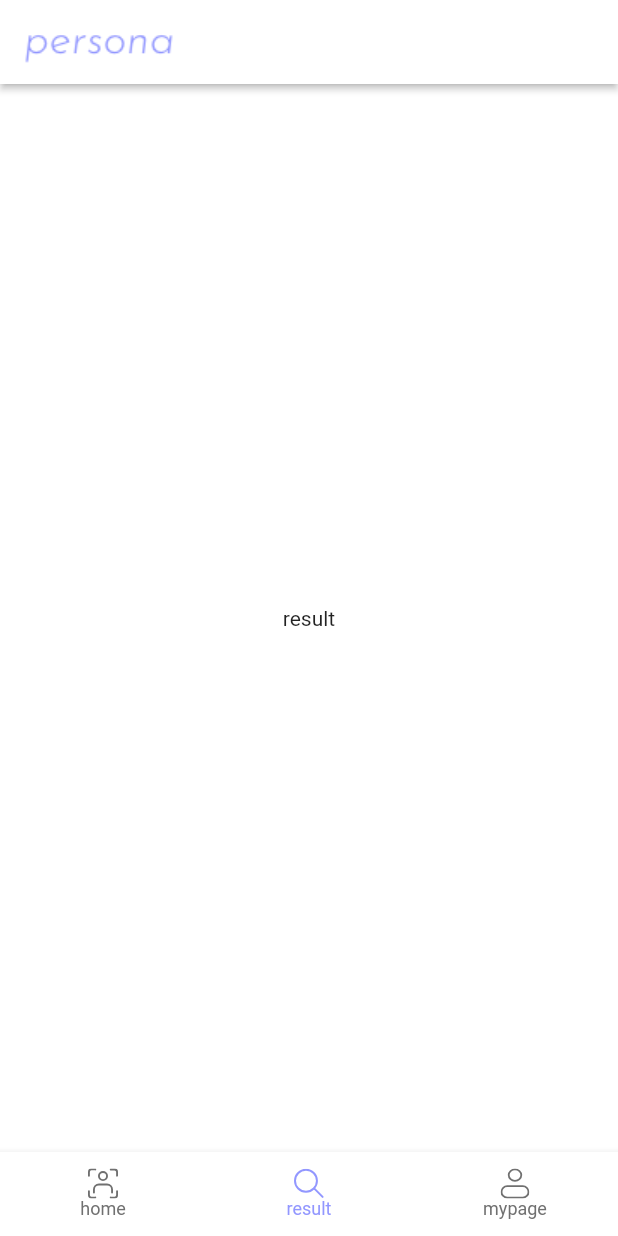
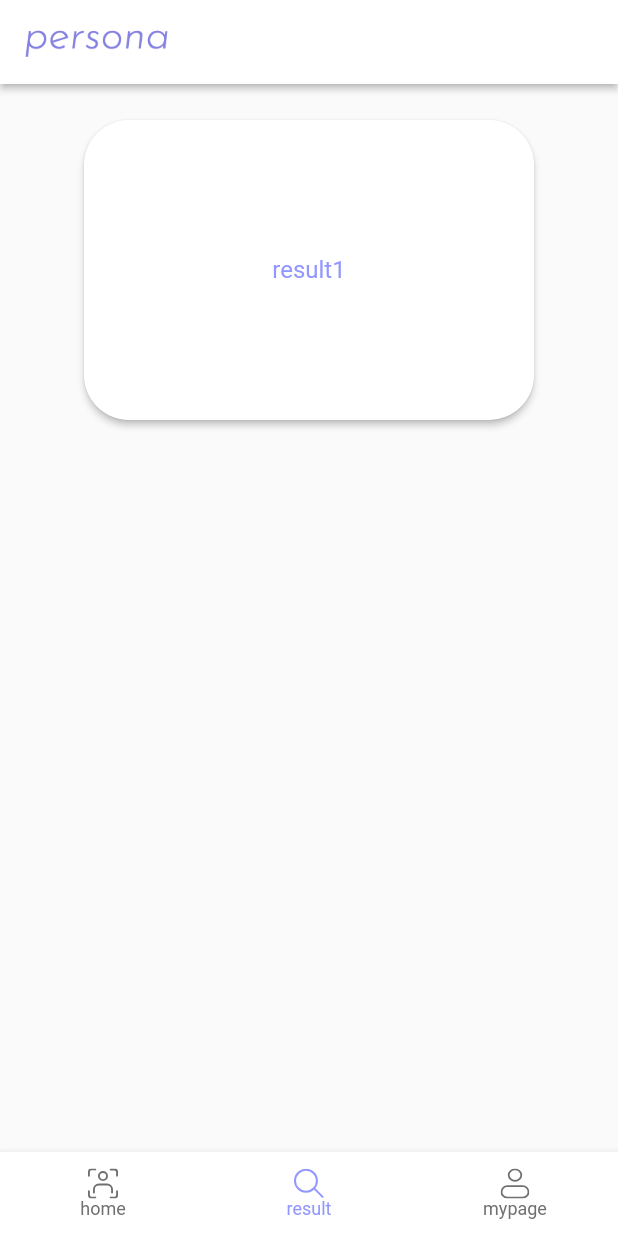
Before and after one commit to oppachar/persona_app_project, a Flutter app: the BottomNavBar screen opened directly with empty values, item 2 of the bottom bar chosen, on a phone screen of 412 x 824 dp. Run offline on Flutter 3.47's test engine with Material 2 defaults, Android fonts, the phone set to English and light mode, and no system bars; our stand-ins replace cloud_firestore, firebase_auth, firebase_core, flutter_svg, image_picker; accounts and stored records are empty.

Commit message:
camera, mypage, result

```diff
--- a/lib/screens/bottom_nav_bar.dart
+++ b/lib/screens/bottom_nav_bar.dart
@@ -3,6 +3,7 @@ import 'package:flutter/cupertino.dart';
 import 'package:flutter/material.dart';
 import 'package:flutter_svg/flutter_svg.dart';
 import 'package:persona/screens/result/result_screen.dart';
+import 'package:persona/screens/root.dart';
 
 import '../size_config.dart';
 import '../constants.dart';
@@ -40,7 +41,7 @@ class _BottomNavBarState extends State<BottomNavBar> {
   Widget build(BuildContext context) {
     SizeConfig().init(context);
     return Scaffold(
-      appBar: buildAppBar(context),
+      appBar: _selectedIndex != 2 ? buildAppBar(context) : null,
       body: _screens[_selectedIndex],
       bottomNavigationBar: BottomNavigationBar(
         elevation: 4,
@@ -75,58 +76,8 @@ class _BottomNavBarState extends State<BottomNavBar> {
       elevation: 2,
       title: Image.asset(
         "assets/icons/logo.png",
+        width: 100,
       ),
-      // actions: [
-      //   if (_selectedIndex == 2)
-      //     IconButton(
-      //         icon: SvgPicture.asset("assets/icons/signout.svg"),
-      //         color: kActiveColor,
-      //         onPressed: () {
-      //           showDialog(
-      //               context: context,
-      //               barrierDismissible: false,
-      //               builder: (context) {
-      //                 return CupertinoAlertDialog(
-      //                   title: Text(
-      //                     "로그아웃",
-      //                     style: TextStyle(
-      //                       fontWeight: FontWeight.bold,
-      //                       fontSize: 15,
-      //                     ),
-      //                   ),
-      //                   content: Text(
-      //                     "정말 로그아웃 하시겠어요?",
-      //                     style: TextStyle(fontSize: 13, height: 1.3),
-      //                     textAlign: TextAlign.center,
-      //                   ),
-      //                   actions: <Widget>[
-      //                     new CupertinoDialogAction(
-      //                         child: Text(
-      //                           '아니오',
-      //                           style: TextStyle(fontSize: 15),
-      //                         ),
-      //                         onPressed: () async {
-      //                           Navigator.pop(context);
-      //                         }),
-      //                     new CupertinoDialogAction(
-      //                         child: Text(
-      //                           '예',
-      //                           style: TextStyle(fontSize: 15),
-      //                         ),
-      //                         onPressed: () async {
-      //                           // await FirebaseAuth.instance.signOut();
-      //                           // Navigator.popUntil(
-      //                           //     context, ModalRoute.withName('/root'));
-      //                           // Navigator.push(
-      //                           //     context,
-      //                           //     MaterialPageRoute(
-      //                           //         builder: (context) => RootPage()));
-      //                         }),
-      //                   ],
-      //                 );
-      //               });
-      //         })
-      // ],
     );
   }
 
--- /dev/null
+++ b/lib/screens/camera/components/body.dart
@@ -0,0 +1,33 @@
+import 'dart:io';
+
+import 'package:flutter/material.dart';
+import 'package:image_picker/image_picker.dart';
+
+class Body extends StatefulWidget {
+  @override
+  _BodyState createState() => _BodyState();
+}
+
+class _BodyState extends State<Body> {
+  File _image;
+  final picker = ImagePicker();
+
+  Future getImage() async {
+    final pickedFile = await picker.getImage(source: ImageSource.camera);
+
+    setState(() {
+      if (pickedFile != null) {
+        _image = File(pickedFile.path);
+      } else {
+        print('No image selected.');
+      }
+    });
+  }
+
+  @override
+  Widget build(BuildContext context) {
+    return Center(
+      child: _image == null ? Text('No image selected.') : Image.file(_image),
+    );
+  }
+}
--- /dev/null
+++ b/lib/screens/result/components/body.dart
@@ -0,0 +1,43 @@
+import 'package:flutter/material.dart';
+import 'package:persona/constants.dart';
+import 'package:persona/widgets/cards/card.dart';
+
+class Body extends StatefulWidget {
+  @override
+  _BodyState createState() => _BodyState();
+}
+
+class _BodyState extends State<Body> {
+  @override
+  Widget build(BuildContext context) {
+    return SingleChildScrollView(
+      child: Padding(
+        padding: const EdgeInsets.all(20.0),
+        child: Center(
+          child: Column(
+            children: [
+              InkWellCard(
+                  circular: 30,
+                  onTap: () => Navigator.push(
+                      context, MaterialPageRoute(builder: (context) => null)),
+                  child: Container(
+                    width: 300,
+                    height: 200,
+                    child: Column(
+                      mainAxisAlignment: MainAxisAlignment.center,
+                      crossAxisAlignment: CrossAxisAlignment.center,
+                      children: [
+                        Text(
+                          "result1",
+                          style: TextStyle(color: kActiveColor, fontSize: 16),
+                        )
+                      ],
+                    ),
+                  ))
+            ],
+          ),
+        ),
+      ),
+    );
+  }
+}
--- a/lib/screens/result/result_screen.dart
+++ b/lib/screens/result/result_screen.dart
@@ -1,6 +1,8 @@
 import 'package:firebase_auth/firebase_auth.dart';
 import 'package:flutter/material.dart';
 import 'package:persona/constants.dart';
+
+import 'components/body.dart';
 
 class ResultScreen extends StatelessWidget {
   final User user;
@@ -8,10 +10,7 @@ class ResultScreen extends StatelessWidget {
   @override
   Widget build(BuildContext context) {
     return Scaffold(
-      body: Container(
-        color: kMainColor,
-        child: Center(child: Text("result")),
-      ),
+      body: Body(),
     );
   }
 }
--- a/lib/screens/signUp/components/sign_up_form.dart
+++ b/lib/screens/signUp/components/sign_up_form.dart
@@ -366,12 +366,11 @@ class _SignUpFormState extends State<SignUpForm> {
                           user.updateProfile(
                               displayName: _name.text, photoURL: null);
                           FirebaseFirestore.instance
-                              .collection("user")
+                              .collection("User")
                               .doc(_email.text)
                               .set({
                             'name': _name.text,
                             'email': _email.text,
-                            'birth': _birth.text,
                             'phone': _phone.text,
                             'certificated': true,
                             'marketing_agreement': _value3
--- a/lib/screens/splash_screen.dart
+++ b/lib/screens/splash_screen.dart
@@ -1,8 +1,7 @@
 import 'dart:async';
 
 import 'package:flutter/material.dart';
-import 'package:persona/screens/signIn/sign_in_screen.dart';
-import 'bottom_nav_bar.dart';
+import 'package:persona/screens/root.dart';
 
 class SplashScreen extends StatefulWidget {
   @override
@@ -17,7 +16,7 @@ class _SplashScreenState extends State<SplashScreen> {
     Timer(
         Duration(seconds: 3),
         () => Navigator.pushReplacement(
-            context, MaterialPageRoute(builder: (context) => SignInScreen())));
+            context, MaterialPageRoute(builder: (context) => RootPage())));
   }
 
   @override
--- a/pubspec.yaml
+++ b/pubspec.yaml
@@ -33,6 +33,7 @@ dependencies:
   firebase_core: ^0.5.0+1
   firebase_auth: ^0.18.0
   cloud_firestore: 0.14.2
+  image_picker: ^0.6.7+22
 
 dev_dependencies:
   flutter_test:
```
Also changed, not shown: lib/screens/camera/camera_screen.dart (added, +58 -0 lines), lib/screens/home/home_screen.dart (+11 -10 lines), lib/screens/mypage/componenets/body.dart (added, +211 -0 lines), lib/screens/mypage/mypage_screen.dart (+3 -4 lines), lib/screens/root.dart (added, +30 -0 lines), assets/icons/icon.svg (added), assets/icons/logo.png, assets/icons/logo.svg (added), assets/icons/style.svg (added), pubspec.lock, 39 other files.
